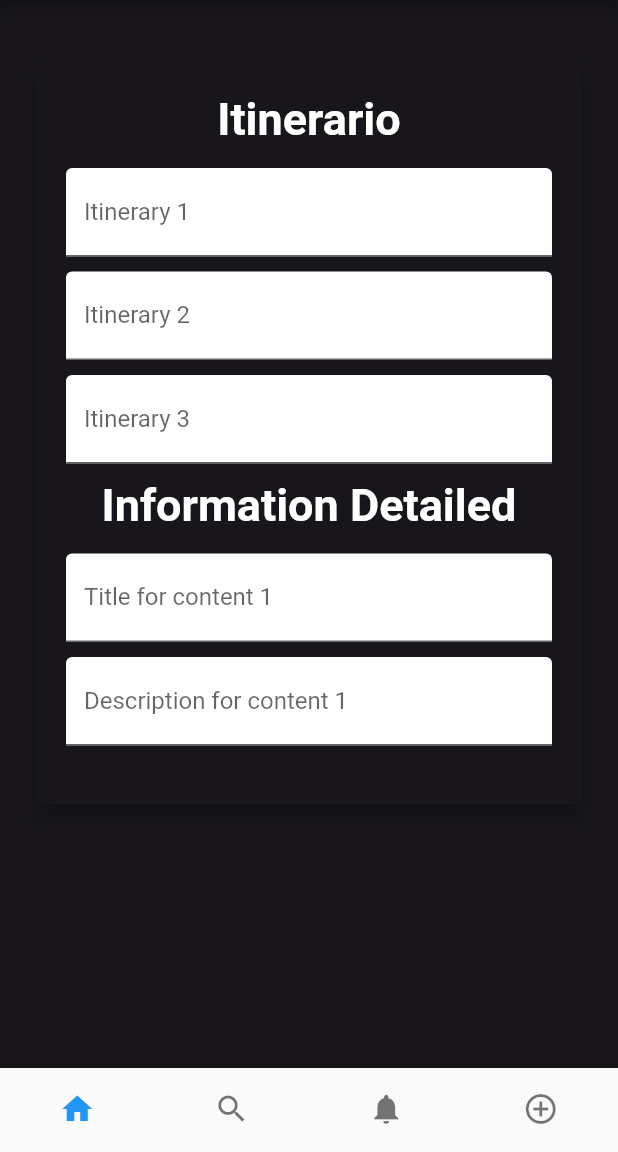
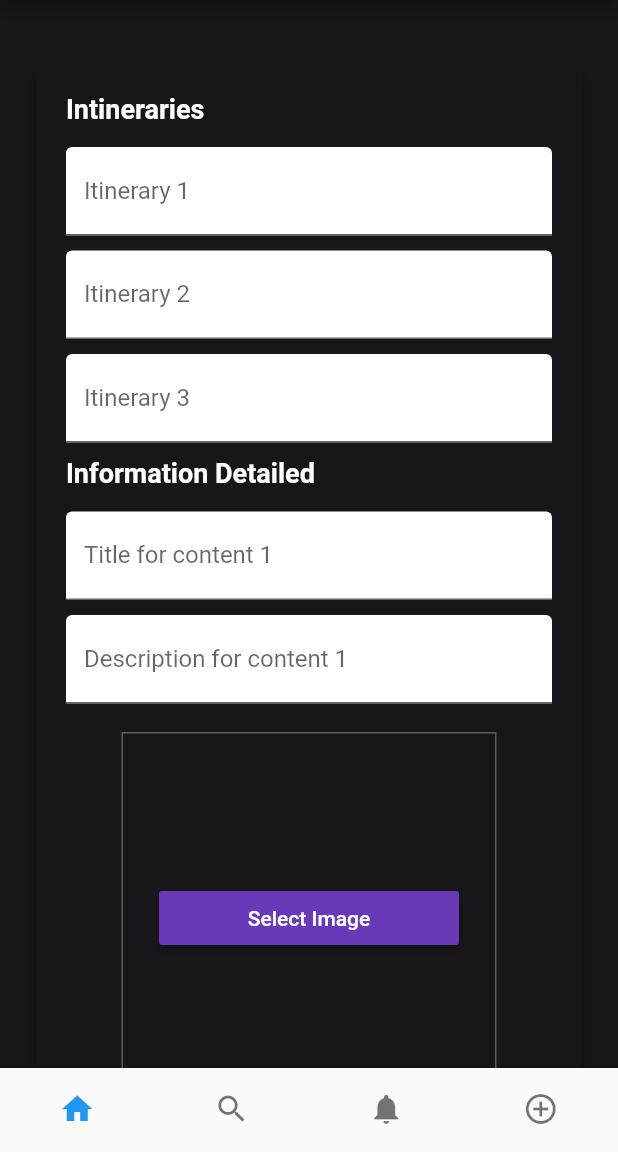
Before and after one commit to by-German/AppMobile-Frikiteam, a Flutter app: the DetailedInformation screen opened directly, on a phone screen of 412 x 824 dp, the part 84-1236 px from its top. Run offline on Flutter 3.47's test engine with Material 2 defaults, Android fonts, the phone set to English and light mode, and no system bars; our stand-ins replace image_picker.

Commit message:
agregar carga de imagen en la vista de detailed information

```diff
--- a/lib/views/detailed_information.dart
+++ b/lib/views/detailed_information.dart
@@ -2,7 +2,9 @@ import 'package:flutter/cupertino.dart';
 import 'package:flutter/material.dart';
 import 'package:frikiteam/components/bottom_bar.dart';
 import 'package:frikiteam/components/nav_bar.dart';
-import 'package:frikiteam/views/login_page.dart';
+import 'package:image_picker/image_picker.dart';
+import 'dart:io';
+
 
 class DetailedInformation extends StatefulWidget{
   DetailedInformation({Key? key}) : super(key: key);
@@ -12,6 +14,29 @@ class DetailedInformation extends StatefulWidget{
 
 class _DetailedInformationState extends State<DetailedInformation>{
   bool _loading = false;
+
+  String imagePath = "";
+
+  openGallery() async {
+    final ImagePicker _picker = ImagePicker();
+    var picture = await _picker.pickImage(source: ImageSource.gallery);
+    setState(() {
+      imagePath = picture!.path;
+    });
+  }
+
+  Widget imageSelected() {
+    if (imagePath.isEmpty) {
+      return Container(
+        height: 250,
+        width: 250,
+        decoration: BoxDecoration(
+            border: Border.all(color: Colors.white30)
+        ),
+      );
+    }
+    return Image.file(File(imagePath), width: 250, height: 250, fit: BoxFit.cover,);
+  }
 
   @override
   Widget build(BuildContext context) {
@@ -50,7 +75,10 @@ class _DetailedInformationState extends State<DetailedInformation>{
         padding: EdgeInsets.all(20),
         child: Column(
             children: [
-              Text('Itinerario', style: TextStyle(fontWeight: FontWeight.bold, fontSize: 30,  color: Colors.white),),
+              Align(  alignment: Alignment.centerLeft,
+
+                child: Text('Intineraries', style: TextStyle(fontWeight: FontWeight.bold, fontSize: 18,  color: Colors.white), ),
+              ),
               SizedBox(height: 15,),
               TextField(
               decoration: InputDecoration(
@@ -98,7 +126,10 @@ class _DetailedInformationState extends State<DetailedInformation>{
                 keyboardType: TextInputType.text,
               ),
               SizedBox(height: 10),
-              Text('Information Detailed', style: TextStyle(fontWeight: FontWeight.bold, fontSize: 30,  color: Colors.white),),
+              Align(  alignment: Alignment.centerLeft,
+
+                child: Text('Information Detailed', style: TextStyle(fontWeight: FontWeight.bold, fontSize: 18,  color: Colors.white), ),
+              ),
               SizedBox(height: 15,),
               TextField(
                 decoration: InputDecoration(
@@ -130,6 +161,24 @@ class _DetailedInformationState extends State<DetailedInformation>{
                 keyboardType: TextInputType.text,
               ),
               SizedBox(height: 19),
+
+              Stack(
+                children: [
+                  Center(child: imageSelected()),
+                  Padding(
+                    padding: const EdgeInsets.only(top: 100),
+                    child: Center(
+                      child: MaterialButton(
+                        onPressed: openGallery,
+                        child: Text("Select Image", style: TextStyle(color: Colors.white),),
+                        color: Colors.deepPurple,
+                        minWidth: 200,
+                      ),
+                    ),
+                  )
+                ],
+              ),
+              SizedBox(height: 20),
       ]
 
         ),
```
